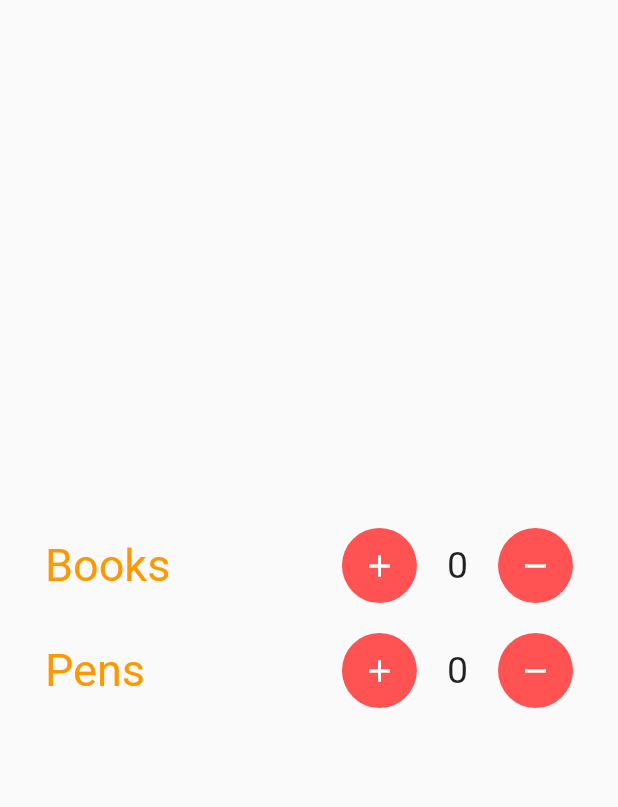
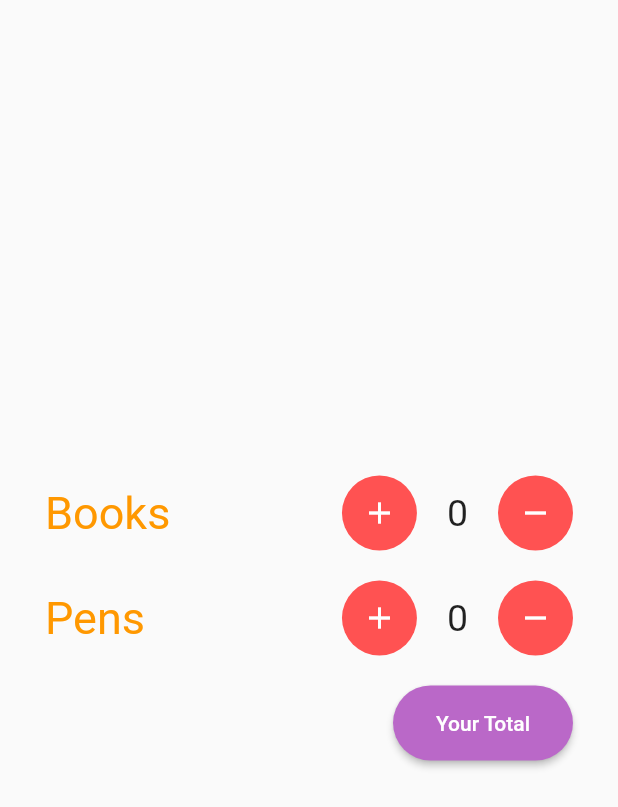
Before and after one commit to sank4lp55/shopping_cart, a Flutter app: the screen it shows after launch, on a phone screen of 412 x 824 dp. Shown: the top 807 px of the screen. Run offline on Flutter 3.47's test engine with Material 2 defaults, Android fonts, the phone set to English and light mode, and no system bars; our stand-ins replace get.

Commit message:
total button

```diff
--- a/lib/main.dart
+++ b/lib/main.dart
@@ -16,7 +16,8 @@ class MyApp extends StatelessWidget {
       theme: ThemeData(
         primarySwatch: Colors.blue,
       ),
-      home:  MyCart(),
+      debugShowCheckedModeBanner: false,
+      home: MyCart(),
     );
   }
 }
--- a/lib/my_cart.dart
+++ b/lib/my_cart.dart
@@ -118,7 +118,28 @@ class _MyCartState extends State<MyCart> {
                     ),
                   )
                 ],
-              )
+              ),
+              SizedBox(
+                height: 20,
+              ),
+              Row(
+                children: [
+                  Expanded(child: Container()),
+                  Container(
+                    width: 120,
+                    height: 50,
+                    //decoration: BoxDecoration(color: Colors.black),
+                    child: ElevatedButton(
+                        style: ElevatedButton.styleFrom(
+                            backgroundColor: Colors.purple.shade300,
+                            shape: RoundedRectangleBorder(
+                                borderRadius:
+                                    BorderRadius.all(Radius.circular(25)))),
+                        onPressed: () => {},
+                        child: Text("Your Total")),
+                  )
+                ],
+              ),
             ],
           ),
         ),
```
